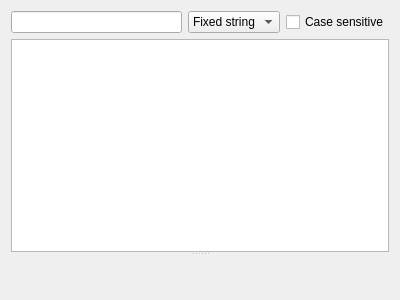
First picture: the form in src/plugins/aggregator/itemswidget.ui, repository 0xd34df00d/leechcraft, before the edit.
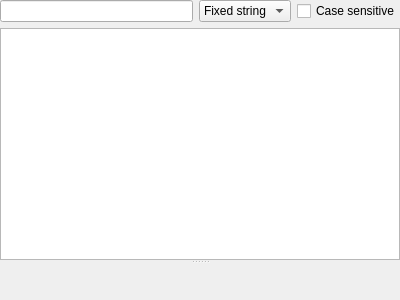
Second picture: the form after the edit. Custom widgets are drawn as their Qt base class.

Commit message: Aggregator: fixed width CategorySelector for items.

Diff of the .ui file:
```diff
--- a/src/plugins/aggregator/itemswidget.ui
+++ b/src/plugins/aggregator/itemswidget.ui
@@ -14,6 +14,9 @@
    <string>Form</string>
   </property>
   <layout class="QVBoxLayout" name="verticalLayout_2">
+   <property name="margin">
+    <number>0</number>
+   </property>
    <item>
     <layout class="QGridLayout" name="_3">
      <item row="0" column="0">
```
The commit also changes 1 other file.
